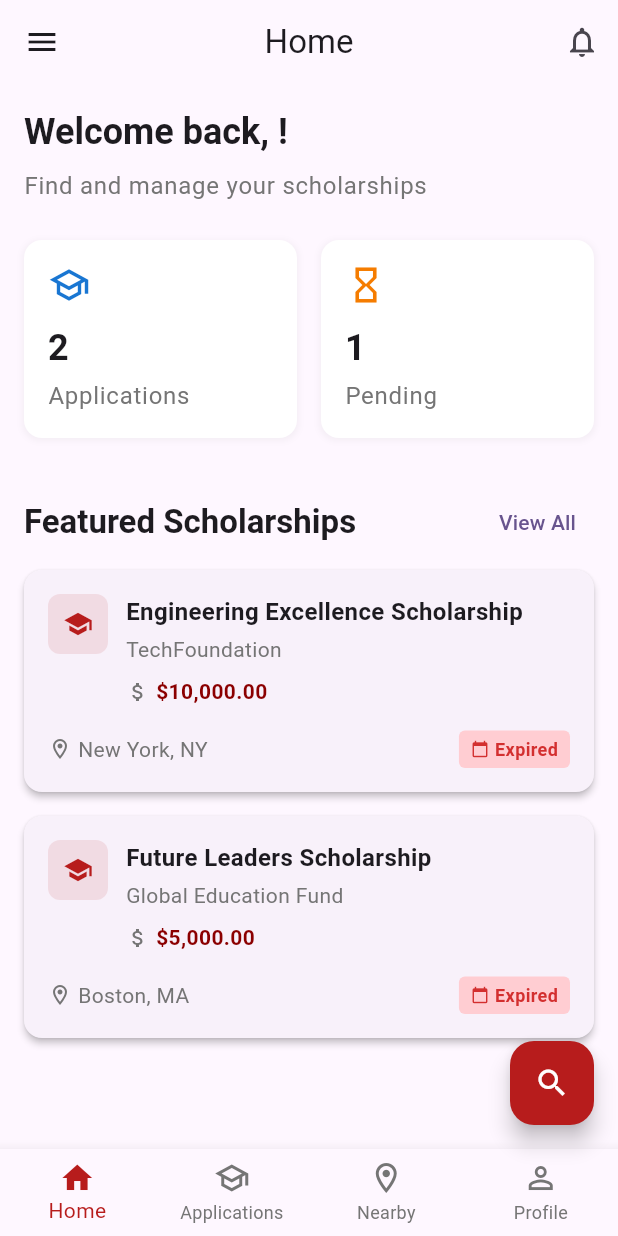
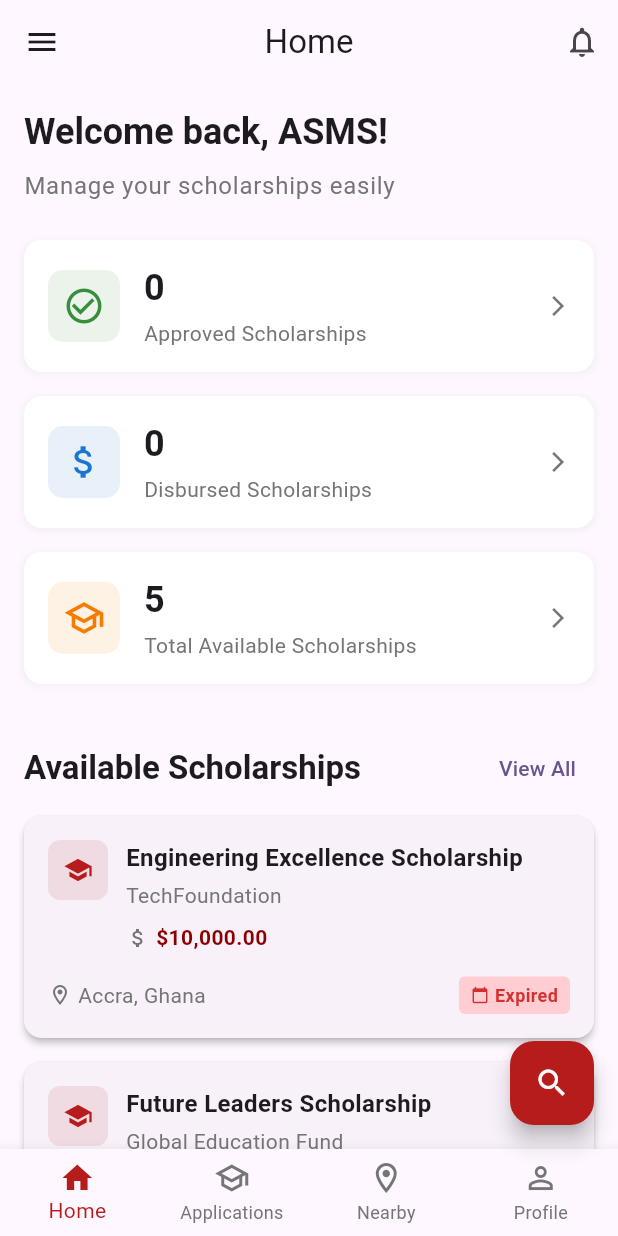
Before and after one commit to Princess09-best/ASMSLive, a Flutter app: the HomeScreen screen opened directly, on a phone screen of 412 x 824 dp. Run offline on Flutter 3.47's test engine with Material 3 defaults, Android fonts, the phone set to English and light mode, and no system bars; our stand-ins replace flutter_local_notifications, flutter_secure_storage, geolocator, image_picker, local_auth, shared_preferences and 1 more; accounts and stored records are empty; project files that could hold a hidden picture were left out.

Commit message:
scholarship screen

```diff
--- /dev/null
+++ b/mobile_asms/lib/models/scholarship.dart
@@ -0,0 +1,47 @@
+class Scholarship {
+  final int id;
+  final String name;
+  final String provider;
+  final double amount;
+  final String deadline;
+  final String location;
+  final double distance;
+
+  Scholarship({
+    required this.id,
+    required this.name,
+    required this.provider,
+    required this.amount,
+    required this.deadline,
+    required this.location,
+    required this.distance,
+  });
+
+  factory Scholarship.fromJson(Map<String, dynamic> json) {
+    return Scholarship(
+      id: json['id'] as int,
+      name: json['name'] as String,
+      provider: json['provider'] as String,
+      amount: (json['amount'] is int)
+          ? (json['amount'] as int).toDouble()
+          : json['amount'] as double,
+      deadline: json['deadline'] as String,
+      location: json['location'] as String,
+      distance: (json['distance'] is int)
+          ? (json['distance'] as int).toDouble()
+          : json['distance'] as double,
+    );
+  }
+
+  Map<String, dynamic> toJson() {
+    return {
+      'id': id,
+      'name': name,
+      'provider': provider,
+      'amount': amount,
+      'deadline': deadline,
+      'location': location,
+      'distance': distance,
+    };
+  }
+}
--- a/mobile_asms/lib/screens/home_screen.dart
+++ b/mobile_asms/lib/screens/home_screen.dart
@@ -1,8 +1,7 @@
 import 'package:flutter/material.dart';
-import 'package:provider/provider.dart';
 import '../config/app_constants.dart';
-import '../providers/auth_provider.dart';
 import '../widgets/scholarship_card.dart';
+import 'scholarships_screen.dart';
 
 class HomeScreen extends StatefulWidget {
   const HomeScreen({super.key});
@@ -13,12 +12,14 @@ class HomeScreen extends StatefulWidget {
 
 class _HomeScreenState extends State<HomeScreen> {
   int _currentIndex = 0;
+  // Simple user data without Provider
+  final Map<String, String> userData = {
+    'fullName': 'ASMS User',
+    'email': 'user@example.com'
+  };
 
   @override
   Widget build(BuildContext context) {
-    final authProvider = Provider.of<AuthProvider>(context);
-    final user = authProvider.currentUser;
-
     return Scaffold(
       appBar: AppBar(
         title: Text(_getAppBarTitle()),
@@ -37,13 +38,13 @@ class _HomeScreenState extends State<HomeScreen> {
           padding: EdgeInsets.zero,
           children: [
             UserAccountsDrawerHeader(
-              accountName: Text(user?.fullName ?? 'User'),
-              accountEmail: Text(user?.email ?? 'user@example.com'),
+              accountName: Text(userData['fullName'] ?? 'User'),
+              accountEmail: Text(userData['email'] ?? 'user@example.com'),
               currentAccountPicture: CircleAvatar(
                 backgroundColor: Colors.white,
                 child: Text(
-                  (user?.fullName.isNotEmpty == true)
-                      ? user!.fullName[0].toUpperCase()
+                  (userData['fullName']?.isNotEmpty == true)
+                      ? userData['fullName']![0].toUpperCase()
                       : 'U',
                   style: const TextStyle(
                     fontSize: 24,
@@ -70,6 +71,19 @@ class _HomeScreenState extends State<HomeScreen> {
               onTap: () {
                 setState(() => _currentIndex = 1);
                 Navigator.pop(context);
+              },
+            ),
+            ListTile(
+              leading: const Icon(Icons.search_outlined),
+              title: const Text('View Scholarships'),
+              onTap: () {
+                Navigator.pop(context);
+                Navigator.push(
+                  context,
+                  MaterialPageRoute(
+                    builder: (context) => const ScholarshipsScreen(),
+                  ),
+                );
               },
             ),
             ListTile(
@@ -100,10 +114,9 @@ class _HomeScreenState extends State<HomeScreen> {
             ListTile(
               leading: const Icon(Icons.exit_to_app),
               title: const Text('Logout'),
-              onTap: () async {
+              onTap: () {
                 Navigator.pop(context);
-                await authProvider.logout();
-                if (!mounted) return;
+                // Simplified logout - just navigate back to login
                 Navigator.pushReplacementNamed(context, '/login');
               },
             ),
@@ -185,7 +198,6 @@ class _HomeScreenState extends State<HomeScreen> {
   }
 
   Widget _buildHomeTab() {
-    // Placeholder content
     return SingleChildScrollView(
       padding: const EdgeInsets.all(16.0),
       child: Column(
@@ -193,55 +205,76 @@ class _HomeScreenState extends State<HomeScreen> {
         children: [
           // Welcome message
           Text(
-            'Welcome back, ${Provider.of<AuthProvider>(context).currentUser?.fullName.split(' ').first ?? 'User'}!',
+            'Welcome back, ${userData['fullName']?.split(' ').first ?? 'User'}!',
             style: Theme.of(context).textTheme.headlineSmall?.copyWith(
                   fontWeight: FontWeight.bold,
                 ),
           ),
           const SizedBox(height: 8),
           Text(
-            'Find and manage your scholarships',
+            'Manage your scholarships easily',
             style: Theme.of(context).textTheme.bodyLarge?.copyWith(
                   color: AppConstants.textSecondaryColor,
                 ),
           ),
           const SizedBox(height: 24),
 
-          // Stats cards
+          // Scholarship Statistics - similar to web dashboard
           Row(
             children: [
               _buildStatCard(
                 context,
-                'Applications',
-                '2',
-                Icons.school_outlined,
+                'Approved Scholarships',
+                '0',
+                Icons.check_circle_outline,
+                Colors.green.shade700,
+              ),
+            ],
+          ),
+          const SizedBox(height: 16),
+          Row(
+            children: [
+              _buildStatCard(
+                context,
+                'Disbursed Scholarships',
+                '0',
+                Icons.attach_money,
                 Colors.blue.shade700,
               ),
-              const SizedBox(width: 16),
+            ],
+          ),
+          const SizedBox(height: 16),
+          Row(
+            children: [
               _buildStatCard(
                 context,
-                'Pending',
-                '1',
-                Icons.hourglass_empty,
+                'Total Available Scholarships',
+                '5',
+                Icons.school_outlined,
                 Colors.orange.shade700,
               ),
             ],
           ),
           const SizedBox(height: 32),
 
-          // Featured scholarships
+          // Available Scholarships
           Row(
             mainAxisAlignment: MainAxisAlignment.spaceBetween,
             children: [
               Text(
-                'Featured Scholarships',
+                'Available Scholarships',
                 style: Theme.of(context).textTheme.titleLarge?.copyWith(
                       fontWeight: FontWeight.bold,
                     ),
               ),
               TextButton(
                 onPressed: () {
-                  // TODO: Navigate to all scholarships
+                  Navigator.push(
+                    context,
+                    MaterialPageRoute(
+                      builder: (context) => const ScholarshipsScreen(),
+                    ),
+                  );
                 },
                 child: const Text('View All'),
               ),
@@ -249,15 +282,14 @@ class _HomeScreenState extends State<HomeScreen> {
           ),
           const SizedBox(height: 8),
 
-          // Scholarship cards (placeholders)
-          // We'll replace this with actual data from API
+          // Scholarship cards
           const ScholarshipCard(
             id: 1,
             name: 'Engineering Excellence Scholarship',
             provider: 'TechFoundation',
             amount: 10000,
             deadline: '2023-12-15',
-            location: 'New York, NY',
+            location: 'Accra, Ghana',
             distance: 0,
           ),
           const SizedBox(height: 16),
@@ -267,7 +299,7 @@ class _HomeScreenState extends State<HomeScreen> {
             provider: 'Global Education Fund',
             amount: 5000,
             deadline: '2023-11-30',
-            location: 'Boston, MA',
+            location: 'Accra, Ghana',
             distance: 0,
           ),
         ],
@@ -291,8 +323,6 @@ class _HomeScreenState extends State<HomeScreen> {
 
   Widget _buildProfileTab() {
     // Placeholder for profile tab
-    final user = Provider.of<AuthProvider>(context).currentUser;
-
     return Padding(
       padding: const EdgeInsets.all(16.0),
       child: Column(
@@ -302,8 +332,8 @@ class _HomeScreenState extends State<HomeScreen> {
             radius: 50,
             backgroundColor: AppConstants.primaryColor.withOpacity(0.1),
             child: Text(
-              (user?.fullName.isNotEmpty == true)
-                  ? user!.fullName[0].toUpperCase()
+              (userData['fullName']?.isNotEmpty == true)
+                  ? userData['fullName']![0].toUpperCase()
                   : 'U',
               style: const TextStyle(
                 fontSize: 40,
@@ -316,7 +346,7 @@ class _HomeScreenState extends State<HomeScreen> {
 
           // User name
           Text(
-            user?.fullName ?? 'User Name',
+            userData['fullName'] ?? 'User Name',
             style: Theme.of(context).textTheme.headlineSmall?.copyWith(
                   fontWeight: FontWeight.bold,
                 ),
@@ -325,7 +355,7 @@ class _HomeScreenState extends State<HomeScreen> {
 
           // Email
           Text(
-            user?.email ?? 'email@example.com',
+            userData['email'] ?? 'email@example.com',
             style: Theme.of(context).textTheme.bodyLarge?.copyWith(
                   color: AppConstants.textSecondaryColor,
                 ),
@@ -386,11 +416,21 @@ class _HomeScreenState extends State<HomeScreen> {
             ),
           ],
         ),
+        child: Row(
+          children: [
+            Container(
+              padding: const EdgeInsets.all(10),
+              decoration: BoxDecoration(
+                color: color.withOpacity(0.1),
+                borderRadius: BorderRadius.circular(10),
+              ),
+              child: Icon(icon, color: color, size: 28),
+            ),
+            const SizedBox(width: 16),
+            Expanded(
               child: Column(
                 crossAxisAlignment: CrossAxisAlignment.start,
                 children: [
-            Icon(icon, color: color, size: 28),
-            const SizedBox(height: 12),
                   Text(
                     value,
                     style: Theme.of(context).textTheme.headlineSmall?.copyWith(
@@ -400,9 +440,17 @@ class _HomeScreenState extends State<HomeScreen> {
                   const SizedBox(height: 4),
                   Text(
                     title,
-              style: Theme.of(context).textTheme.bodyLarge?.copyWith(
+                    style: Theme.of(context).textTheme.bodyMedium?.copyWith(
                           color: AppConstants.textSecondaryColor,
                         ),
+                  ),
+                ],
+              ),
+            ),
+            const Icon(
+              Icons.arrow_forward_ios,
+              size: 16,
+              color: AppConstants.textSecondaryColor,
             ),
           ],
         ),
```
Also changed, not shown: mobile_asms/lib/screens/scholarships_screen.dart (added, +215 -0 lines), mobile_asms/lib/widgets/scholarship_card.dart (line endings or trailing spaces). Lines whose indentation alone changed are shown as unchanged.
